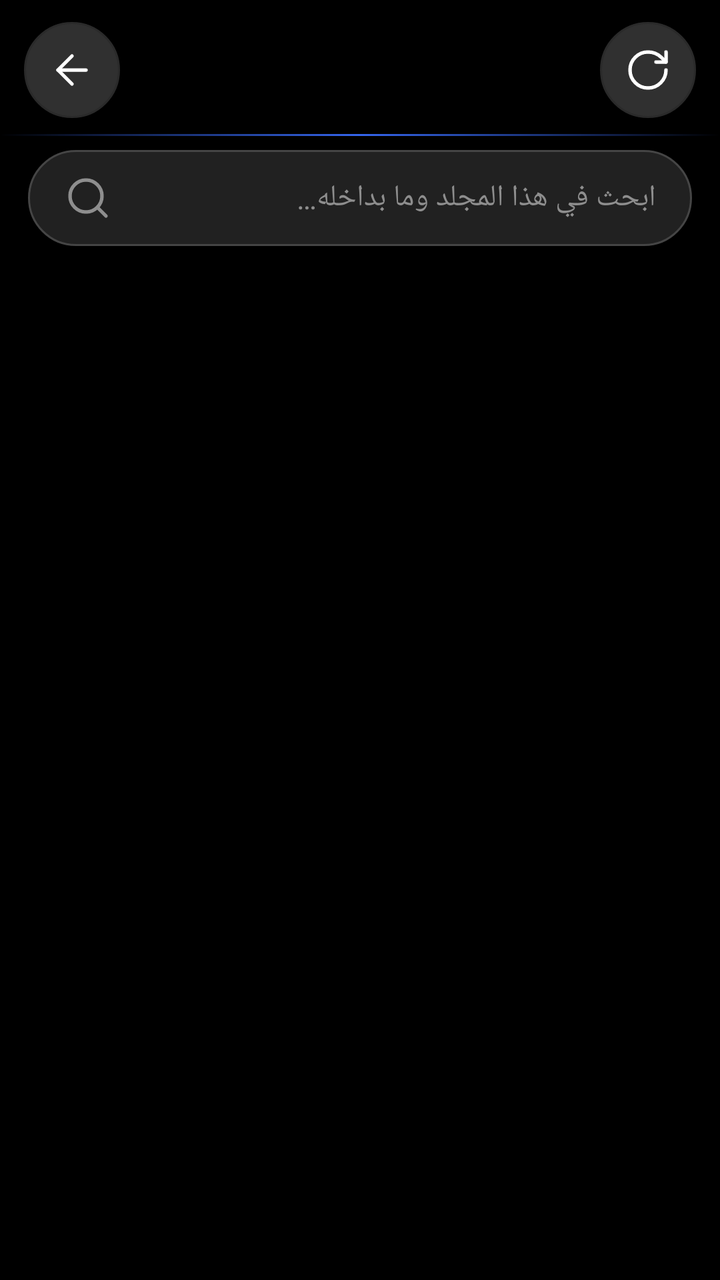
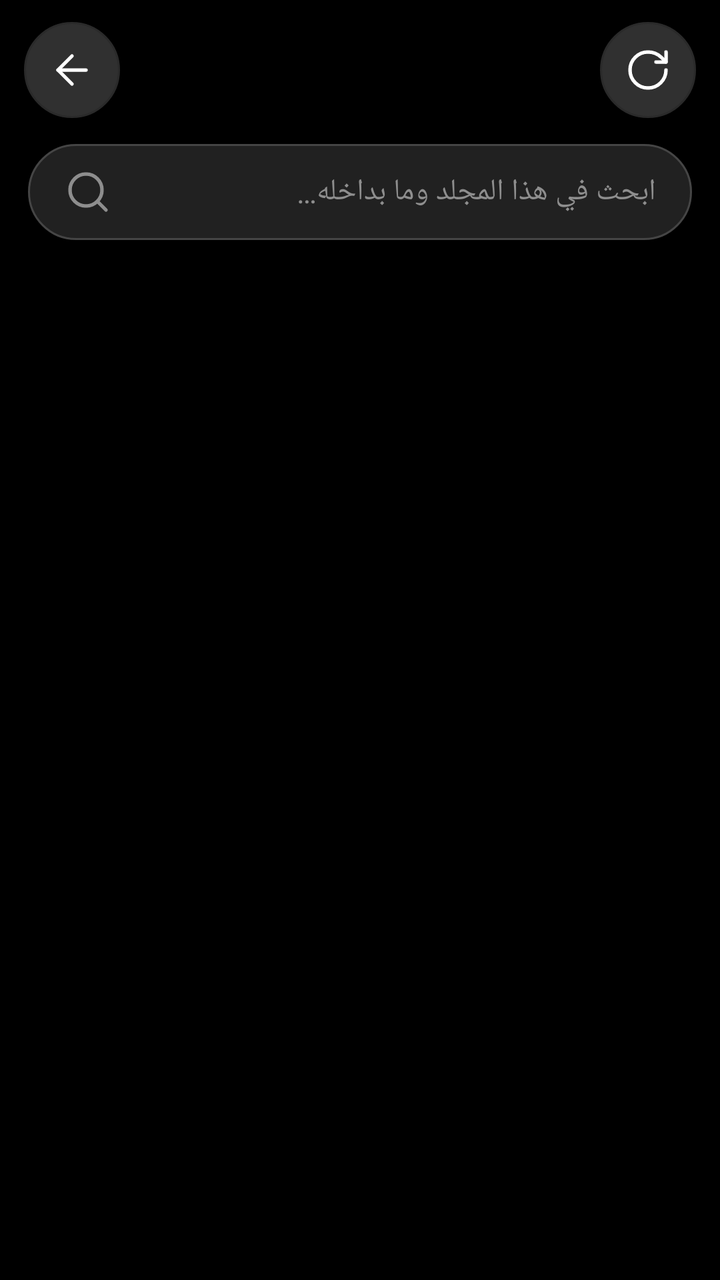

The first picture is an Android layout as it rendered before a commit; the second is the same layout after the commit. The layout source and the unified diff follow.
<!-- AndroidManifest.xml: application theme AppTheme -->
<!-- res/layout/activity_files.xml -->
<?xml version="1.0" encoding="utf-8"?>
<LinearLayout xmlns:android="http://schemas.android.com/apk/res/android"
    android:layout_width="match_parent"
    android:layout_height="match_parent"
    android:background="@color/bg"
    android:orientation="vertical">

    <include layout="@layout/view_header" />

    <ProgressBar
        android:id="@+id/loading"
        style="?android:attr/progressBarStyleHorizontal"
        android:layout_width="match_parent"
        android:layout_height="3dp"
        android:indeterminate="true"
        android:visibility="invisible" />

    
    <LinearLayout
        android:id="@+id/selBar"
        android:layout_width="match_parent"
        android:layout_height="wrap_content"
        android:layout_marginStart="14dp"
        android:layout_marginTop="4dp"
        android:layout_marginEnd="14dp"
        android:background="@drawable/bg_card"
        android:gravity="center_vertical"
        android:orientation="horizontal"
        android:paddingStart="8dp"
        android:paddingTop="4dp"
        android:paddingEnd="8dp"
        android:paddingBottom="4dp"
        android:visibility="gone">

        <ImageButton
            android:id="@+id/selClose"
            style="@style/IconButton"
            android:layout_width="38dp"
            android:layout_height="38dp"
            android:contentDescription="@string/cancel"
            android:src="@drawable/ic_cancel" />

        <TextView
            android:id="@+id/selCount"
            android:layout_width="0dp"
            android:layout_height="wrap_content"
            android:layout_marginStart="6dp"
            android:layout_weight="1"
            android:singleLine="true"
            android:textColor="@color/text_primary"
            android:textSize="15sp" />

        <ImageButton
            android:id="@+id/selAll"
            style="@style/IconButton"
            android:layout_width="38dp"
            android:layout_height="38dp"
            android:layout_marginEnd="4dp"
            android:contentDescription="@string/fm_select_all"
            android:src="@drawable/ic_check_circle" />

        <ImageButton
            android:id="@+id/selCopy"
            style="@style/IconButton"
            android:layout_width="38dp"
            android:layout_height="38dp"
            android:layout_marginEnd="4dp"
            android:contentDescription="@string/fm_copy"
            android:src="@drawable/ic_copy" />

        <ImageButton
            android:id="@+id/selCut"
            style="@style/IconButton"
            android:layout_width="38dp"
            android:layout_height="38dp"
            android:layout_marginEnd="4dp"
            android:contentDescription="@string/fm_move"
            android:src="@drawable/ic_scissors" />

        <ImageButton
            android:id="@+id/selDelete"
            style="@style/IconButton"
            android:layout_width="38dp"
            android:layout_height="38dp"
            android:layout_marginEnd="4dp"
            android:contentDescription="@string/delete"
            android:src="@drawable/ic_delete" />

        <ImageButton
            android:id="@+id/selMore"
            style="@style/IconButton"
            android:layout_width="38dp"
            android:layout_height="38dp"
            android:contentDescription="@string/more"
            android:src="@drawable/ic_more" />
    </LinearLayout>

    <EditText
        android:id="@+id/search"
        android:layout_width="match_parent"
        android:layout_height="wrap_content"
        android:layout_marginStart="14dp"
        android:layout_marginTop="4dp"
        android:layout_marginEnd="14dp"
        android:background="@drawable/bg_input"
        android:drawableStart="@drawable/ic_search"
        android:drawablePadding="12dp"
        android:drawableTint="@color/text_hint"
        android:hint="@string/fm_search_hint"
        android:importantForAutofill="no"
        android:inputType="text"
        android:maxLines="1"
        android:paddingStart="18dp"
        android:paddingTop="12dp"
        android:paddingEnd="18dp"
        android:paddingBottom="12dp"
        android:textColor="@color/text_primary"
        android:textColorHint="@color/text_hint"
        android:textSize="15sp" />

    
    <HorizontalScrollView
        android:layout_width="match_parent"
        android:layout_height="wrap_content"
        android:paddingStart="16dp"
        android:paddingTop="10dp"
        android:paddingEnd="16dp"
        android:paddingBottom="2dp"
        android:scrollbars="none">

        <LinearLayout
            android:id="@+id/placesRow"
            android:layout_width="wrap_content"
            android:layout_height="wrap_content"
            android:orientation="horizontal" />
    </HorizontalScrollView>

    
    <HorizontalScrollView
        android:id="@+id/crumbScroll"
        android:layout_width="match_parent"
        android:layout_height="wrap_content"
        android:layoutDirection="ltr"
        android:paddingStart="16dp"
        android:paddingTop="6dp"
        android:paddingEnd="16dp"
        android:paddingBottom="0dp"
        android:scrollbars="none">

        <LinearLayout
            android:id="@+id/crumbRow"
            android:layout_width="wrap_content"
            android:layout_height="wrap_content"
            android:gravity="center_vertical"
            android:orientation="horizontal" />
    </HorizontalScrollView>

    
    <LinearLayout
        android:id="@+id/storageCard"
        android:layout_width="match_parent"
        android:layout_height="wrap_content"
        android:orientation="vertical">

        <TextView
            android:id="@+id/storageText"
            android:layout_width="match_parent"
            android:layout_height="wrap_content"
            android:paddingStart="26dp"
            android:paddingTop="8dp"
            android:paddingEnd="26dp"
            android:textColor="@color/text_secondary"
            android:textSize="12sp" />

        <FrameLayout
            android:id="@+id/storageBarHolder"
            android:layout_width="match_parent"
            android:layout_height="wrap_content" />
    </LinearLayout>

    
    <LinearLayout
        android:id="@+id/permBanner"
        android:layout_width="match_parent"
        android:layout_height="wrap_content"
        android:layout_marginStart="14dp"
        android:layout_marginTop="8dp"
        android:layout_marginEnd="14dp"
        android:background="@drawable/bg_card"
        android:orientation="vertical"
        android:padding="16dp"
        android:visibility="gone">

        <TextView
            android:layout_width="match_parent"
            android:layout_height="wrap_content"
            android:text="@string/fm_perm_title"
            android:textColor="@color/text_primary"
            android:textSize="15sp"
            android:textStyle="bold" />

        <TextView
            android:layout_width="match_parent"
            android:layout_height="wrap_content"
            android:layout_marginTop="4dp"
            android:lineSpacingMultiplier="1.15"
            android:text="@string/fm_perm_body"
            android:textColor="@color/text_secondary"
            android:textSize="13sp" />

        <Button
            android:id="@+id/permGrant"
            style="@style/BtnPrimary"
            android:layout_width="match_parent"
            android:layout_height="wrap_content"
            android:layout_marginTop="12dp"
            android:minHeight="46dp"
            android:text="@string/fm_perm_grant" />
    </LinearLayout>

    
    <LinearLayout
        android:id="@+id/pasteBar"
        android:layout_width="match_parent"
        android:layout_height="wrap_content"
        android:layout_marginStart="14dp"
        android:layout_marginTop="8dp"
        android:layout_marginEnd="14dp"
        android:background="@drawable/bg_card"
        android:gravity="center_vertical"
        android:orientation="horizontal"
        android:paddingStart="16dp"
        android:paddingTop="6dp"
        android:paddingEnd="8dp"
        android:paddingBottom="6dp"
        android:visibility="gone">

        <ImageView
            android:layout_width="22dp"
            android:layout_height="22dp"
            android:importantForAccessibility="no"
            android:src="@drawable/ic_clipboard"
            android:tint="@color/accent_text" />

        <TextView
            android:id="@+id/pasteText"
            android:layout_width="0dp"
            android:layout_height="wrap_content"
            android:layout_marginStart="12dp"
            android:layout_weight="1"
            android:singleLine="true"
            android:textColor="@color/text_primary"
            android:textSize="14sp" />

        <Button
            android:id="@+id/pasteGo"
            style="@style/BtnPrimary"
            android:layout_width="wrap_content"
            android:layout_height="wrap_content"
            android:minHeight="40dp"
            android:paddingStart="18dp"
            android:paddingEnd="18dp"
            android:text="@string/fm_paste_here"
            android:textSize="14sp" />

        <ImageButton
            android:id="@+id/pasteCancel"
            style="@style/IconButton"
            android:layout_marginStart="4dp"
            android:contentDescription="@string/cancel"
            android:src="@drawable/ic_cancel" />
    </LinearLayout>

    <TextView
        android:id="@+id/status"
        android:layout_width="match_parent"
        android:layout_height="wrap_content"
        android:paddingStart="26dp"
        android:paddingTop="8dp"
        android:paddingEnd="26dp"
        android:paddingBottom="4dp"
        android:textColor="@color/text_secondary"
        android:textSize="13sp"
        android:visibility="gone" />

    <FrameLayout
        android:layout_width="match_parent"
        android:layout_height="0dp"
        android:layout_weight="1">

        <ListView
            android:id="@+id/list"
            android:layout_width="match_parent"
            android:layout_height="match_parent"
            android:clipToPadding="false"
            android:divider="@null"
            android:dividerHeight="0dp"
            android:listSelector="@android:color/transparent"
            android:paddingTop="8dp"
            android:paddingBottom="24dp"
            android:scrollbars="none" />

        <TextView
            android:id="@+id/empty"
            android:layout_width="match_parent"
            android:layout_height="wrap_content"
            android:layout_gravity="center"
            android:gravity="center"
            android:padding="32dp"
            android:textColor="@color/text_hint"
            android:textSize="15sp"
            android:visibility="gone" />
    </FrameLayout>

    
    <LinearLayout
        android:id="@+id/pickBar"
        android:layout_width="match_parent"
        android:layout_height="wrap_content"
        android:layout_marginStart="14dp"
        android:layout_marginTop="6dp"
        android:layout_marginEnd="14dp"
        android:layout_marginBottom="10dp"
        android:background="@drawable/bg_card"
        android:gravity="center_vertical"
        android:orientation="horizontal"
        android:paddingStart="16dp"
        android:paddingTop="6dp"
        android:paddingEnd="8dp"
        android:paddingBottom="6dp"
        android:visibility="gone">

        <ImageView
            android:layout_width="22dp"
            android:layout_height="22dp"
            android:importantForAccessibility="no"
            android:src="@drawable/ic_upload"
            android:tint="@color/accent_text" />

        <TextView
            android:id="@+id/pickText"
            android:layout_width="0dp"
            android:layout_height="wrap_content"
            android:layout_marginStart="12dp"
            android:layout_weight="1"
            android:ellipsize="end"
            android:maxLines="2"
            android:textColor="@color/text_primary"
            android:textSize="14sp" />

        <Button
            android:id="@+id/pickGo"
            style="@style/BtnPrimary"
            android:layout_width="wrap_content"
            android:layout_height="wrap_content"
            android:minHeight="40dp"
            android:paddingStart="22dp"
            android:paddingEnd="22dp"
            android:text="@string/pk_upload"
            android:textSize="14sp" />
    </LinearLayout>
</LinearLayout>
<!-- res/layout/view_header.xml (included above) -->
<?xml version="1.0" encoding="utf-8"?>
<LinearLayout xmlns:android="http://schemas.android.com/apk/res/android"
    xmlns:app="http://schemas.android.com/apk/res-auto"
    android:layout_width="match_parent"
    android:layout_height="wrap_content"
    android:background="@drawable/bg_header"
    android:gravity="center_vertical"
    android:minHeight="68dp"
    android:orientation="horizontal"
    android:paddingStart="12dp"
    android:paddingTop="10dp"
    android:paddingEnd="12dp"
    android:paddingBottom="8dp">

    <ImageButton
        android:id="@+id/btnBack"
        style="@style/IconButton"
        android:contentDescription="@string/back"
        android:src="@drawable/ic_back" />

    <LinearLayout
        android:layout_width="0dp"
        android:layout_height="wrap_content"
        android:layout_weight="1"
        android:gravity="center_horizontal"
        android:orientation="vertical"
        android:paddingStart="8dp"
        android:paddingEnd="8dp">

        <TextView
            android:id="@+id/title"
            android:layout_width="match_parent"
            android:layout_height="wrap_content"
            android:ellipsize="end"
            android:fontFamily="serif"
            android:gravity="center"
            android:maxLines="1"
            android:textColor="@color/text_primary"
            android:textSize="20sp"
            app:autoSizeMaxTextSize="20sp"
            app:autoSizeMinTextSize="14sp"
            app:autoSizeStepGranularity="1sp"
            app:autoSizeTextType="uniform" />

        <TextView
            android:id="@+id/subtitle"
            android:layout_width="match_parent"
            android:layout_height="wrap_content"
            android:layout_marginTop="1dp"
            android:ellipsize="middle"
            android:gravity="center"
            android:singleLine="true"
            android:textColor="@color/text_secondary"
            android:textSize="12sp" />
    </LinearLayout>

    <ImageButton
        android:id="@+id/btnA1"
        style="@style/IconButton"
        android:layout_marginEnd="6dp"
        android:visibility="gone" />

    <ImageButton
        android:id="@+id/btnA2"
        style="@style/IconButton"
        android:layout_marginEnd="6dp"
        android:visibility="gone" />

    <ImageButton
        android:id="@+id/btnRefresh"
        style="@style/IconButton"
        android:contentDescription="@string/refresh"
        android:src="@drawable/ic_refresh" />
</LinearLayout>
<!-- resources referenced by this layout -->
<resources>
  <color name="accent_text">#8EA9FF</color>
  <color name="bg">#000000</color>
  <color name="text_hint">#8E8E8E</color>
  <color name="text_primary">#FFFFFF</color>
  <color name="text_secondary">#B4B4B4</color>
  <!-- drawable bg_card (drawable) -->
  <?xml version="1.0" encoding="utf-8"?>
  <shape xmlns:android="http://schemas.android.com/apk/res/android" android:shape="rectangle">
      <solid android:color="@color/surface" />
      <stroke android:width="1dp" android:color="@color/stroke_soft" />
      <corners android:radius="28dp" />
  </shape>
  <!-- drawable bg_header (drawable) -->
  <?xml version="1.0" encoding="utf-8"?>
  <layer-list xmlns:android="http://schemas.android.com/apk/res/android">
      <item>
          <shape android:shape="rectangle">
              <solid android:color="@color/bg" />
          </shape>
      </item>
      <item
          android:height="1dp"
          android:gravity="bottom">
          <shape android:shape="rectangle">
              <gradient
                  android:angle="0"
                  android:centerColor="@color/accent"
                  android:endColor="#00000000"
                  android:startColor="#00000000" />
          </shape>
      </item>
  </layer-list>
  <string name="back">رجوع</string>
  <string name="cancel">إلغاء</string>
  <string name="delete">حذف</string>
  <string name="fm_copy">نسخ</string>
  <string name="fm_move">قص / نقل</string>
  <string name="fm_paste_here">لصق</string>
  <string name="fm_perm_body">لتصفّح كل ملفاتك وإدارتها (نسخ، نقل، حذف، ضغط) اسمح للتطبيق بالوصول إلى كل الملفات. بدون الإذن يعمل مدير الملفات داخل مجلد التطبيق فقط.</string>
  <string name="fm_perm_grant">منح الإذن</string>
  <string name="fm_perm_title">مطلوب إذن الوصول إلى الملفات</string>
  <string name="fm_search_hint">ابحث في هذا المجلد وما بداخله…</string>
  <string name="fm_select_all">تحديد الكل</string>
  <string name="more">المزيد</string>
  <string name="pk_upload">رفع</string>
  <string name="refresh">تحديث</string>
  <style name="IconButton">
          <item name="android:layout_width">48dp</item>
          <item name="android:layout_height">48dp</item>
          <item name="android:background">@drawable/bg_icon_btn</item>
          <item name="android:tint">@color/text_primary</item>
          <item name="android:scaleType">center</item>
      </style>
  <color name="surface">#303030</color>
  <color name="stroke_soft">#2A2A2A</color>
  <color name="accent">#3566EF</color>
  <color name="field">#212121</color>
  <color name="stroke">#454545</color>
  <color name="on_accent">#000000</color>
  <!-- drawable bg_icon_btn (drawable) -->
  <?xml version="1.0" encoding="utf-8"?>
  <ripple xmlns:android="http://schemas.android.com/apk/res/android" android:color="@color/ripple">
      <item>
          <shape android:shape="oval">
              <solid android:color="@color/surface" />
              <stroke android:width="1dp" android:color="@color/stroke_soft" />
          </shape>
      </item>
  </ripple>
  <style name="ActivityAnim" parent="@android:style/Animation.Activity">
          <item name="android:activityOpenEnterAnimation">@anim/act_open_enter</item>
          <item name="android:activityOpenExitAnimation">@anim/act_open_exit</item>
          <item name="android:activityCloseEnterAnimation">@anim/act_close_enter</item>
          <item name="android:activityCloseExitAnimation">@anim/act_close_exit</item>
      </style>
  <color name="ripple_on_accent">#22000000</color>
  <color name="ripple">#22FFFFFF</color>
  <style name="DialogAnim" parent="@android:style/Animation.Dialog">
          <item name="android:windowEnterAnimation">@anim/dlg_in</item>
          <item name="android:windowExitAnimation">@anim/dlg_out</item>
      </style>
  <!-- unchanged entries left out for length: 17 -->
</resources>

<!-- the commit's change to res/layout/activity_files.xml (unified diff, before → after) -->
@@ -6,14 +6,6 @@
     android:orientation="vertical">
 
     <include layout="@layout/view_header" />
-
-    <ProgressBar
-        android:id="@+id/loading"
-        style="?android:attr/progressBarStyleHorizontal"
-        android:layout_width="match_parent"
-        android:layout_height="3dp"
-        android:indeterminate="true"
-        android:visibility="invisible" />
 
     
     <LinearLayout
@@ -429,9 +421,21 @@
         android:layout_marginEnd="6dp"
         android:visibility="gone" />
 
-    <ImageButton
-        android:id="@+id/btnRefresh"
-        style="@style/IconButton"
-        android:contentDescription="@string/refresh"
-        android:src="@drawable/ic_refresh" />
+    <FrameLayout
+        android:layout_width="wrap_content"
+        android:layout_height="wrap_content">
+
+        <ImageButton
+            android:id="@+id/btnRefresh"
+            style="@style/IconButton"
+            android:contentDescription="@string/refresh"
+            android:src="@drawable/ic_refresh" />
+
+        
+        <com.ghmanager.app.IosSpinner
+            android:id="@+id/loading"
+            android:layout_width="48dp"
+            android:layout_height="48dp"
+            android:visibility="invisible" />
+    </FrameLayout>
 </LinearLayout>
<!-- resource entries referenced after the edit -->
@@ -14,24 +14,9 @@
   </shape>
   <!-- drawable bg_header (drawable) -->
   <?xml version="1.0" encoding="utf-8"?>
-  <layer-list xmlns:android="http://schemas.android.com/apk/res/android">
-      <item>
-          <shape android:shape="rectangle">
-              <solid android:color="@color/bg" />
-          </shape>
-      </item>
-      <item
-          android:height="1dp"
-          android:gravity="bottom">
-          <shape android:shape="rectangle">
-              <gradient
-                  android:angle="0"
-                  android:centerColor="@color/accent"
-                  android:endColor="#00000000"
-                  android:startColor="#00000000" />
-          </shape>
-      </item>
-  </layer-list>
+  <shape xmlns:android="http://schemas.android.com/apk/res/android" android:shape="rectangle">
+      <solid android:color="@color/bg" />
+  </shape>
   <string name="back">رجوع</string>
   <string name="cancel">إلغاء</string>
   <string name="delete">حذف</string>
